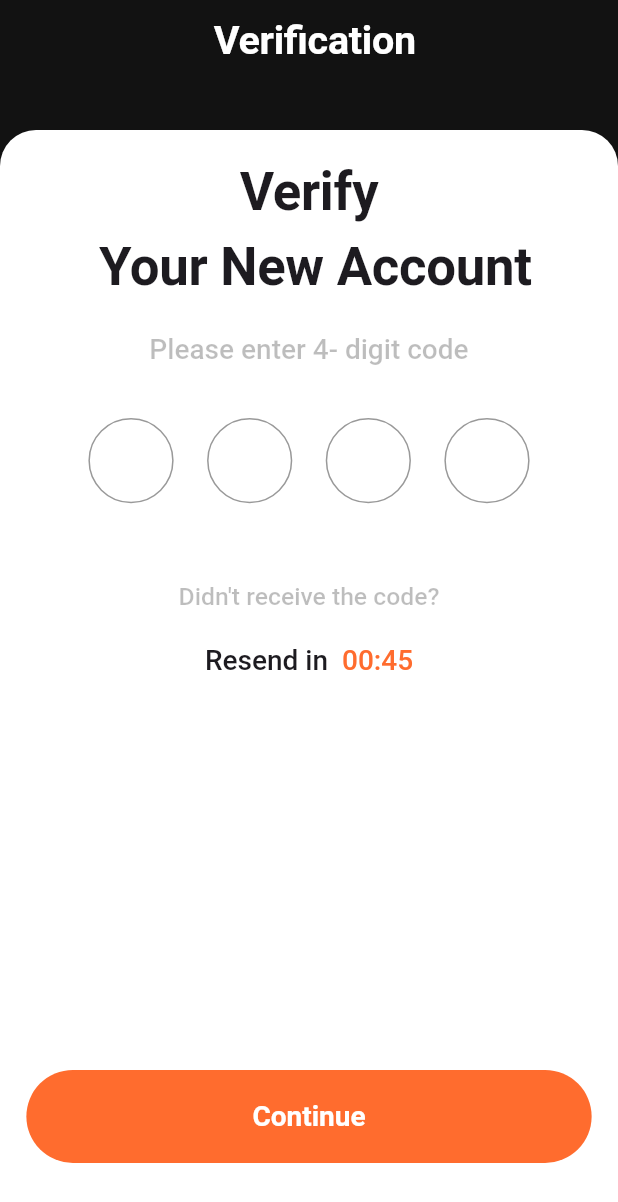
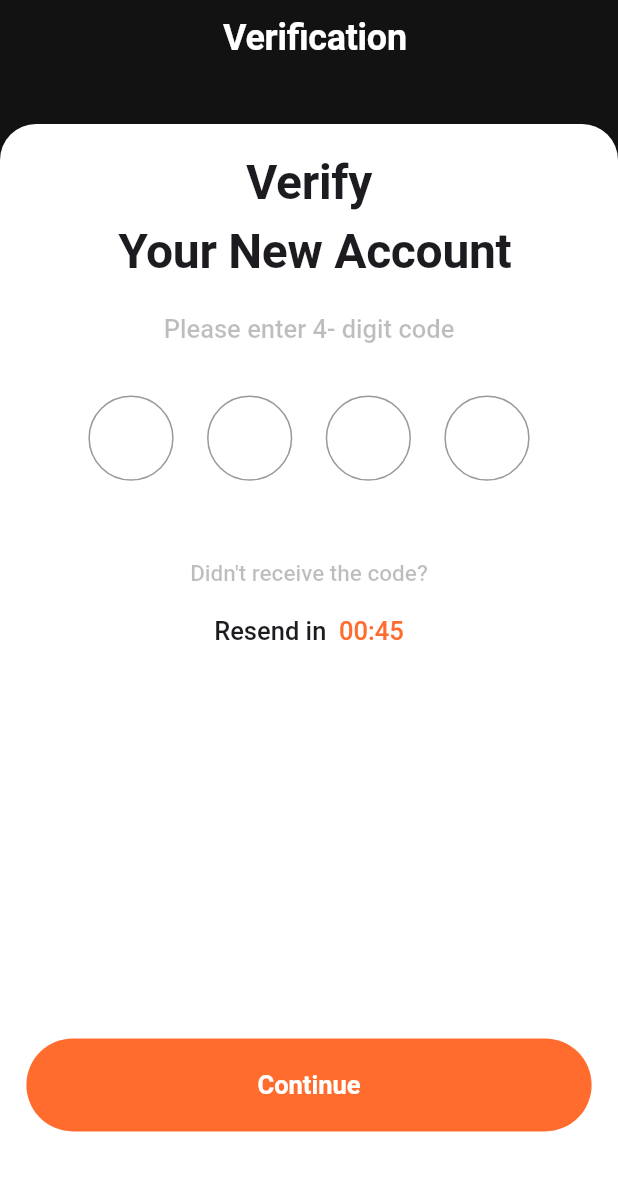
Before and after one commit to FillloPay-Fintech/FillloMobile, a Flutter app: the CreateAccountScreen screen opened directly, after a tap on "Create Account", on a phone screen of 412 x 824 dp. Shown: the top 1202 px of the screen. Run offline on Flutter 3.47's test engine with Material 3 defaults, Android fonts, the phone set to English and light mode, and no system bars; our stand-ins replace fluttertoast, gap, smooth_page_indicator; Roboto replaces fonts that are missing (SF_DISPLAY_PRO).

Commit message:
fix(typography):fixed inviscibility in release and made texts better responsive

```diff
--- a/lib/views/screens/create_account.dart
+++ b/lib/views/screens/create_account.dart
@@ -18,8 +18,8 @@ class CreateAccountScreen extends StatelessWidget {
         children: [
           Padding(
             padding: EdgeInsets.symmetric(
-                horizontal: SizeConfig.scaleWidth(8),
-                vertical: SizeConfig.scaleHeight(8)),
+                horizontal: SizeConfig.instance().scaleWidth(8),
+                vertical: SizeConfig.instance().scaleHeight(8)),
             child: Row(
               children: [
                 GestureDetector(
@@ -31,13 +31,13 @@ class CreateAccountScreen extends StatelessWidget {
                 const Expanded(child: Gap(4)),
                 Text(
                   "Create Account",
-                  style: AppTypography.h5.copyWith(color: Colors.white),
+                  style: AppTypography().h5.copyWith(color: Colors.white),
                 ),
                 const Expanded(child: Gap(4)),
               ],
             ),
           ),
-          Gap(SizeConfig.scaleHeight(32)),
+          Gap(SizeConfig.instance().scaleHeight(32)),
           Expanded(
             child: Container(
               width: double.maxFinite,
@@ -48,40 +48,42 @@ class CreateAccountScreen extends StatelessWidget {
                     topRight: Radius.circular(24)),
               ),
               child: Padding(
-                padding:
-                    EdgeInsets.symmetric(horizontal: SizeConfig.scaleWidth(16)),
+                padding: EdgeInsets.symmetric(
+                    horizontal: SizeConfig.instance().scaleWidth(16)),
                 child: SingleChildScrollView(
                   child: Form(
                     key: signpFormKey,
                     child: Column(
                       children: [
-                        Gap(SizeConfig.scaleHeight(16)),
+                        Gap(SizeConfig.instance().scaleHeight(16)),
                         Text(
                           "Create New Account",
-                          style: AppTypography.h4,
+                          style: AppTypography().h4,
                           textAlign: TextAlign.center,
                         ),
-                        Gap(SizeConfig.scaleHeight(16)),
+                        Gap(SizeConfig.instance().scaleHeight(16)),
                         Text(
                           "Please provide\nfollowing information here",
                           textAlign: TextAlign.center,
-                          style: AppTypography.bodyLargeM
+                          style: AppTypography()
+                              .bodyLargeM
                               .copyWith(color: Colors.black26),
                         ),
-                        Gap(SizeConfig.scaleHeight(32)),
+                        Gap(SizeConfig.instance().scaleHeight(32)),
                         Align(
                           alignment: Alignment.centerLeft,
                           child: Text(
                             "Phone Number",
-                            style: AppTypography.bodyLargeM
+                            style: AppTypography()
+                                .bodyLargeM
                                 .copyWith(color: Colors.black38),
                           ),
                         ),
-                        Gap(SizeConfig.scaleHeight(8)),
+                        Gap(SizeConfig.instance().scaleHeight(8)),
                         TextFormField(
                           decoration: InputDecoration(
                             hintText: "+1 236098678",
-                            hintStyle: AppTypography.bodyMediumM.copyWith(
+                            hintStyle: AppTypography().bodyMediumM.copyWith(
                                 color: Colors.black38, letterSpacing: 1.1),
                             filled: true,
                             fillColor: const Color(0xFFF9F9FF),
@@ -96,20 +98,21 @@ class CreateAccountScreen extends StatelessWidget {
                           ),
                           keyboardType: TextInputType.phone,
                         ),
-                        Gap(SizeConfig.scaleHeight(16)),
+                        Gap(SizeConfig.instance().scaleHeight(16)),
                         Align(
                           alignment: Alignment.centerLeft,
                           child: Text(
                             "Email Address",
-                            style: AppTypography.bodyLargeM
+                            style: AppTypography()
+                                .bodyLargeM
                                 .copyWith(color: Colors.black38),
                           ),
                         ),
-                        Gap(SizeConfig.scaleHeight(8)),
+                        Gap(SizeConfig.instance().scaleHeight(8)),
                         TextFormField(
                             decoration: InputDecoration(
                               hintText: "filllo@gmail.com",
-                              hintStyle: AppTypography.bodyMediumM.copyWith(
+                              hintStyle: AppTypography().bodyMediumM.copyWith(
                                   color: Colors.black38, letterSpacing: 1.1),
                               filled: true,
                               fillColor: const Color(0xFFF9F9FF),
@@ -121,16 +124,17 @@ class CreateAccountScreen extends StatelessWidget {
                               ),
                             ),
                             keyboardType: TextInputType.emailAddress),
-                        Gap(SizeConfig.scaleHeight(16)),
+                        Gap(SizeConfig.instance().scaleHeight(16)),
                         Align(
                           alignment: Alignment.centerLeft,
                           child: Text(
                             "Password",
-                            style: AppTypography.bodyLargeM
+                            style: AppTypography()
+                                .bodyLargeM
                                 .copyWith(color: Colors.black38),
                           ),
                         ),
-                        Gap(SizeConfig.scaleHeight(8)),
+                        Gap(SizeConfig.instance().scaleHeight(8)),
                         TextFormField(
                           decoration: InputDecoration(
                             suffixIcon: const Icon(
@@ -138,7 +142,8 @@ class CreateAccountScreen extends StatelessWidget {
                               color: Colors.black38,
                             ),
                             hintText: "* * * * * *",
-                            hintStyle: AppTypography.bodyMediumM
+                            hintStyle: AppTypography()
+                                .bodyMediumM
                                 .copyWith(color: Colors.black38),
                             filled: true,
                             fillColor: const Color(0xFFF9F9FF),
@@ -150,16 +155,17 @@ class CreateAccountScreen extends StatelessWidget {
                             ),
                           ),
                         ),
-                        Gap(SizeConfig.scaleHeight(16)),
+                        Gap(SizeConfig.instance().scaleHeight(16)),
                         Align(
                           alignment: Alignment.centerLeft,
                           child: Text(
                             "Confirm Password",
-                            style: AppTypography.bodyLargeM
+                            style: AppTypography()
+                                .bodyLargeM
                                 .copyWith(color: Colors.black38),
                           ),
                         ),
-                        Gap(SizeConfig.scaleHeight(8)),
+                        Gap(SizeConfig.instance().scaleHeight(8)),
                         TextFormField(
                           decoration: InputDecoration(
                             suffixIcon: const Icon(
@@ -167,7 +173,8 @@ class CreateAccountScreen extends StatelessWidget {
                               color: Colors.black38,
                             ),
                             hintText: "* * * * * *",
-                            hintStyle: AppTypography.bodyMediumM
+                            hintStyle: AppTypography()
+                                .bodyMediumM
                                 .copyWith(color: Colors.black38),
                             filled: true,
                             fillColor: const Color(0xFFF9F9FF),
@@ -179,7 +186,7 @@ class CreateAccountScreen extends StatelessWidget {
                             ),
                           ),
                         ),
-                        Gap(SizeConfig.scaleHeight(32)),
+                        Gap(SizeConfig.instance().scaleHeight(32)),
                         OrangeButton(
                             text: "Create Account",
                             onTap: () {
--- a/lib/views/screens/onboarding1.dart
+++ b/lib/views/screens/onboarding1.dart
@@ -33,12 +33,13 @@ class Onboarding1Screen extends StatelessWidget {
               const Gap(16),
               Text(
                 "Filllo Pay",
-                style: AppTypography.h4.copyWith(color: Colors.white),
+                style: AppTypography().h4.copyWith(color: Colors.white),
               ),
               const Expanded(child: Gap(8)),
               Text(
                 "Powered by Filllo",
-                style: AppTypography.bodySmallSB.copyWith(color: Colors.white),
+                style:
+                    AppTypography().bodySmallSB.copyWith(color: Colors.white),
               ),
               const Gap(8),
             ],
--- a/lib/views/screens/verifications.dart
+++ b/lib/views/screens/verifications.dart
@@ -25,8 +25,8 @@ class VerificationScreen extends StatelessWidget {
         children: [
           Padding(
             padding: EdgeInsets.symmetric(
-                horizontal: SizeConfig.scaleWidth(8),
-                vertical: SizeConfig.scaleHeight(8)),
+                horizontal: SizeConfig.instance().scaleWidth(8),
+                vertical: SizeConfig.instance().scaleHeight(8)),
             child: Row(
               children: [
                 const Gap(
@@ -41,13 +41,13 @@ class VerificationScreen extends StatelessWidget {
                 const Expanded(child: Gap(4)),
                 Text(
                   "Verification",
-                  style: AppTypography.h5.copyWith(color: Colors.white),
+                  style: AppTypography().h5.copyWith(color: Colors.white),
                 ),
                 const Expanded(child: Gap(4)),
               ],
             ),
           ),
-          Gap(SizeConfig.scaleHeight(32)),
+          Gap(SizeConfig.instance().scaleHeight(32)),
           Expanded(
             child: Container(
               width: double.maxFinite,
@@ -58,31 +58,32 @@ class VerificationScreen extends StatelessWidget {
                     topRight: Radius.circular(24)),
               ),
               child: Padding(
-                padding:
-                    EdgeInsets.symmetric(horizontal: SizeConfig.scaleWidth(16)),
+                padding: EdgeInsets.symmetric(
+                    horizontal: SizeConfig.instance().scaleWidth(16)),
                 child: SingleChildScrollView(
                   child: Column(
                     children: [
-                      Gap(SizeConfig.scaleHeight(16)),
+                      Gap(SizeConfig.instance().scaleHeight(16)),
                       Text(
                         "Verify\n Your New Account",
-                        style: AppTypography.h4,
+                        style: AppTypography().h4,
                         textAlign: TextAlign.center,
                       ),
-                      Gap(SizeConfig.scaleHeight(16)),
+                      Gap(SizeConfig.instance().scaleHeight(16)),
                       Text(
                         "Please enter 4- digit code",
                         textAlign: TextAlign.center,
-                        style: AppTypography.bodyLargeM
+                        style: AppTypography()
+                            .bodyLargeM
                             .copyWith(color: Colors.black26),
                       ),
-                      Gap(SizeConfig.scaleHeight(32)),
+                      Gap(SizeConfig.instance().scaleHeight(32)),
                       Row(
                         mainAxisAlignment: MainAxisAlignment.center,
                         children: [
                           Container(
-                            height: SizeConfig.scaleHeight(56),
-                            width: SizeConfig.scaleWidth(56),
+                            height: SizeConfig.instance().scaleHeight(56),
+                            width: SizeConfig.instance().scaleWidth(56),
                             padding: const EdgeInsets.symmetric(
                                 vertical: 4, horizontal: 16),
                             decoration: BoxDecoration(
@@ -93,7 +94,7 @@ class VerificationScreen extends StatelessWidget {
                               focusNode: focusNodes[0],
                               controller: controllers[0],
                               textAlign: TextAlign.center,
-                              style: AppTypography.bodyLargeSB,
+                              style: AppTypography().bodyLargeSB,
                               maxLength: 1,
                               onChanged: (value) {
                                 if (value.isNotEmpty) {
@@ -107,10 +108,10 @@ class VerificationScreen extends StatelessWidget {
                                   border: InputBorder.none, counterText: ""),
                             ),
                           ),
-                          Gap(SizeConfig.scaleWidth(16)),
+                          Gap(SizeConfig.instance().scaleWidth(16)),
                           Container(
-                            height: SizeConfig.scaleHeight(56),
-                            width: SizeConfig.scaleWidth(56),
+                            height: SizeConfig.instance().scaleHeight(56),
+                            width: SizeConfig.instance().scaleWidth(56),
                             padding: const EdgeInsets.symmetric(
                                 vertical: 4, horizontal: 16),
                             decoration: BoxDecoration(
@@ -121,7 +122,7 @@ class VerificationScreen extends StatelessWidget {
                               focusNode: focusNodes[1],
                               controller: controllers[1],
                               textAlign: TextAlign.center,
-                              style: AppTypography.bodyLargeSB,
+                              style: AppTypography().bodyLargeSB,
                               maxLength: 1,
                               onChanged: (value) {
                                 if (value.isNotEmpty) {
@@ -132,10 +133,10 @@ class VerificationScreen extends StatelessWidget {
                                   border: InputBorder.none, counterText: ""),
                             ),
                           ),
-                          Gap(SizeConfig.scaleWidth(16)),
+                          Gap(SizeConfig.instance().scaleWidth(16)),
                           Container(
-                            height: SizeConfig.scaleHeight(56),
-                            width: SizeConfig.scaleWidth(56),
+                            height: SizeConfig.instance().scaleHeight(56),
+                            width: SizeConfig.instance().scaleWidth(56),
                             padding: const EdgeInsets.symmetric(
                                 vertical: 4, horizontal: 16),
                             decoration: BoxDecoration(
@@ -146,7 +147,7 @@ class VerificationScreen extends StatelessWidget {
                               focusNode: focusNodes[2],
                               controller: controllers[2],
                               textAlign: TextAlign.center,
-                              style: AppTypography.bodyLargeSB,
+                              style: AppTypography().bodyLargeSB,
                               maxLength: 1,
                               onChanged: (value) {
                                 if (value.isNotEmpty) {
@@ -157,10 +158,10 @@ class VerificationScreen extends StatelessWidget {
                                   border: InputBorder.none, counterText: ""),
                             ),
                           ),
-                          Gap(SizeConfig.scaleWidth(16)),
+                          Gap(SizeConfig.instance().scaleWidth(16)),
                           Container(
-                            height: SizeConfig.scaleHeight(56),
-                            width: SizeConfig.scaleWidth(56),
+                            height: SizeConfig.instance().scaleHeight(56),
+                            width: SizeConfig.instance().scaleWidth(56),
                             padding: const EdgeInsets.symmetric(
                                 vertical: 4, horizontal: 16),
                             decoration: BoxDecoration(
@@ -172,7 +173,7 @@ class VerificationScreen extends StatelessWidget {
                               controller: controllers[3],
                               textAlign: TextAlign.center,
                               maxLength: 1,
-                              style: AppTypography.bodyLargeSB,
+                              style: AppTypography().bodyLargeSB,
                               onChanged: (value) {
                                 focusNodes[3].unfocus();
                               },
@@ -182,24 +183,26 @@ class VerificationScreen extends StatelessWidget {
                           ),
                         ],
                       ),
-                      Gap(SizeConfig.scaleHeight(50)),
+                      Gap(SizeConfig.instance().scaleHeight(50)),
                       Text(
                         "Didn't receive the code?",
-                        style: AppTypography.bodyMediumM
+                        style: AppTypography()
+                            .bodyMediumM
                             .copyWith(color: Colors.black26),
                       ),
-                      Gap(SizeConfig.scaleHeight(16)),
+                      Gap(SizeConfig.instance().scaleHeight(16)),
                       Text.rich(TextSpan(children: [
                         TextSpan(
                             text: "Resend in  ",
-                            style: AppTypography.bodyLargeM),
+                            style: AppTypography().bodyLargeM),
                         TextSpan(
                             text: "00:45",
                             recognizer: TapGestureRecognizer()
                               ..onTap = () {
                                 errorToast("Cannot resend now");
                               },
-                            style: AppTypography.bodyLargeM
+                            style: AppTypography()
+                                .bodyLargeM
                                 .copyWith(color: AppColours.brightOrange)),
                       ])),
                       const AspectRatio(aspectRatio: 1.45),
--- a/lib/views/utils/mediaquery.dart
+++ b/lib/views/utils/mediaquery.dart
@@ -1,17 +1,21 @@
 import 'package:flutter/widgets.dart';
 
 class SizeConfig {
+  SizeConfig.instance();
+  static final SizeConfig _instance = SizeConfig.instance();
+  factory SizeConfig() => _instance;
+
   static double _screenWidth = 0;
   static double _screenHeight = 0;
   static double _blockWidth = 0;
   static double _blockHeight = 0;
-  static double _textMultiplier = 0;
+  TextScaler _textMultiplier = TextScaler.noScaling;
 
   // Reference design dimensions from Figma
   static const double _figmaDesignWidth = 375;
   static const double _figmaDesignHeight = 812;
 
-  static void init(BuildContext context) {
+  Future<void> init(BuildContext context) async {
     _screenWidth = MediaQuery.of(context).size.width;
     _screenHeight = MediaQuery.of(context).size.height;
 
@@ -20,18 +24,18 @@ class SizeConfig {
     _blockHeight = _screenHeight / _figmaDesignHeight;
 
     // Customize text scaling based on screen width
-    _textMultiplier = _blockWidth;
+    _textMultiplier = MediaQuery.of(context).textScaler.clamp();
   }
 
-  static double scaleWidth(double inputWidth) {
+  double scaleWidth(double inputWidth) {
     return _blockWidth * inputWidth;
   }
 
-  static double scaleHeight(double inputHeight) {
+  double scaleHeight(double inputHeight) {
     return _blockHeight * inputHeight;
   }
 
-  static double scaleText(double inputTextSize) {
-    return _textMultiplier * inputTextSize;
+  double scaleText(double inputTextSize) {
+    return _textMultiplier.scale(inputTextSize);
   }
 }
--- a/lib/views/utils/typography.dart
+++ b/lib/views/utils/typography.dart
@@ -1,75 +1,82 @@
+import 'package:flutter/widgets.dart';
+
 import '../utils/utils.dart';
 import 'package:flutter/material.dart';
 
 class AppTypography {
-  static final h4 = TextStyle(
+  static final AppTypography _instance = AppTypography.instance();
+  factory AppTypography() => _instance;
+
+  AppTypography.instance();
+
+  TextStyle get h4 => TextStyle(
         fontWeight: FontWeight.w600,
-    fontSize: SizeConfig.scaleText(32),
+        fontSize: SizeConfig.instance().scaleText(32),
         letterSpacing: -0.2,
       );
-  static final h5 = TextStyle(
+  TextStyle get h5 => TextStyle(
         fontWeight: FontWeight.w700,
-    fontSize: SizeConfig.scaleText(24),
+        fontSize: SizeConfig.instance().scaleText(24),
         letterSpacing: -0.2,
       );
-  static final h6 = TextStyle(
+  TextStyle get h6 => TextStyle(
         fontWeight: FontWeight.w700,
-    fontSize: SizeConfig.scaleText(20),
+        fontSize: SizeConfig.instance().scaleText(20),
         letterSpacing: -0.2,
       );
-  static final bodyLargeSB = TextStyle(
+  TextStyle get bodyLargeSB => TextStyle(
         fontWeight: FontWeight.w600,
-    fontSize: SizeConfig.scaleText(17),
+        fontSize: SizeConfig.instance().scaleText(17),
         letterSpacing: 0,
       );
-  static final bodyLargeM = TextStyle(
+  TextStyle get bodyLargeM => TextStyle(
         fontWeight: FontWeight.w500,
-    fontSize: SizeConfig.scaleText(17),
+        fontSize: SizeConfig.instance().scaleText(17),
         letterSpacing: 0,
       );
-  static final bodyLargeR = TextStyle(
+  TextStyle get bodyLargeR => TextStyle(
         fontWeight: FontWeight.w400,
-    fontSize: SizeConfig.scaleText(17),
+        fontSize: SizeConfig.instance().scaleText(17),
         letterSpacing: 0,
       );
-  static final bodyMediumSB = TextStyle(
+  TextStyle get bodyMediumSB => TextStyle(
         fontWeight: FontWeight.w600,
-    fontSize: SizeConfig.scaleText(15),
+        fontSize: SizeConfig.instance().scaleText(15),
         letterSpacing: 0,
       );
-  static final bodyMediumM = TextStyle(
+  TextStyle get bodyMediumM => TextStyle(
         fontWeight: FontWeight.w500,
-    fontSize: SizeConfig.scaleText(15),
+        fontSize: SizeConfig.instance().scaleText(15),
         letterSpacing: 0,
       );
-  static final bodyMediumR = TextStyle(
+  TextStyle get bodyMediumR => TextStyle(
         fontWeight: FontWeight.w400,
-    fontSize: SizeConfig.scaleText(15),
+        fontSize: SizeConfig.instance().scaleText(15),
         letterSpacing: 0,
       );
-  static final bodySmallSB = TextStyle(
+  TextStyle get bodySmallSB => TextStyle(
         fontWeight: FontWeight.w600,
-    fontSize: SizeConfig.scaleText(13),
+        fontSize: SizeConfig.instance().scaleText(13),
         letterSpacing: 0,
       );
-  static final bodySmallM = TextStyle(
+  TextStyle get bodySmallM => TextStyle(
         fontWeight: FontWeight.w500,
-    fontSize: SizeConfig.scaleText(13),
+        fontSize: SizeConfig.instance().scaleText(13),
         letterSpacing: 0,
       );
-  static final bodySmallR = TextStyle(
+  TextStyle get bodySmallR => TextStyle(
         fontWeight: FontWeight.w400,
-    fontSize: SizeConfig.scaleText(13),
+        fontSize: SizeConfig.instance().scaleText(13),
         letterSpacing: 0,
       );
-  static final captionR = TextStyle(
+  TextStyle get captionR => TextStyle(
         fontWeight: FontWeight.w400,
-    fontSize: SizeConfig.scaleText(11),
+        fontSize: SizeConfig.instance().scaleText(11),
         letterSpacing: 0,
       );
-  static final captionM = TextStyle(
+  TextStyle get captionM => TextStyle(
         fontWeight: FontWeight.w500,
-    fontSize: SizeConfig.scaleText(11),
+        fontSize: SizeConfig.instance().scaleText(11),
         letterSpacing: 0,
       );
 }
--- a/lib/views/widgets/black_button.dart
+++ b/lib/views/widgets/black_button.dart
@@ -14,15 +14,15 @@ class BlackButton extends StatelessWidget {
       onTap: onTap,
       child: Container(
         padding: EdgeInsets.symmetric(
-          vertical: SizeConfig.scaleHeight(18),
-          horizontal: SizeConfig.scaleHeight(82),
+          vertical: SizeConfig.instance().scaleHeight(18),
+          horizontal: SizeConfig.instance().scaleHeight(82),
         ),
         decoration: const BoxDecoration(
             borderRadius: BorderRadius.all(Radius.circular(80)),
             color: AppColours.dark),
         child: Text(
           text,
-          style: AppTypography.bodyLargeSB.copyWith(color: Colors.white),
+          style: AppTypography().bodyLargeSB.copyWith(color: Colors.white),
         ),
       ),
     );
--- a/lib/views/widgets/error_toast.dart
+++ b/lib/views/widgets/error_toast.dart
@@ -11,5 +11,5 @@ errorToast(String msg) {
       timeInSecForIosWeb: 1,
       backgroundColor: Colors.red,
       textColor: Colors.white,
-      fontSize: SizeConfig.scaleText(16));
+      fontSize: SizeConfig.instance().scaleText(16));
 }
--- a/lib/views/widgets/orange_button.dart
+++ b/lib/views/widgets/orange_button.dart
@@ -13,7 +13,7 @@ class OrangeButton extends StatelessWidget {
     return GestureDetector(
       onTap: onTap,
       child: Container(
-        height: SizeConfig.scaleHeight(61),
+        height: SizeConfig.instance().scaleHeight(61),
         width: double.maxFinite,
         decoration: const BoxDecoration(
           borderRadius: BorderRadius.all(Radius.circular(80)),
@@ -22,7 +22,7 @@ class OrangeButton extends StatelessWidget {
         child: Center(
           child: Text(
             text,
-            style: AppTypography.bodyLargeSB.copyWith(color: Colors.white),
+            style: AppTypography().bodyLargeSB.copyWith(color: Colors.white),
           ),
         ),
       ),
```
Also changed, not shown: lib/main.dart (+9 -2 lines), lib/views/screens/faceid_screen.dart (+13 -15 lines), lib/views/screens/fingerprint_screen.dart (+13 -12 lines), lib/views/screens/get_started.dart (+30 -18 lines), lib/views/screens/login.dart (+31 -25 lines), lib/views/screens/onboarding2.dart (+28 -21 lines), lib/views/screens/onboarding3.dart (+6 -6 lines), lib/views/screens/pincode_screen.dart (+43 -34 lines), lib/views/screens/screenlock.dart (+44 -33 lines), lib/views/screens/signup.dart (+40 -31 lines). Lines whose indentation alone changed are shown as unchanged.
